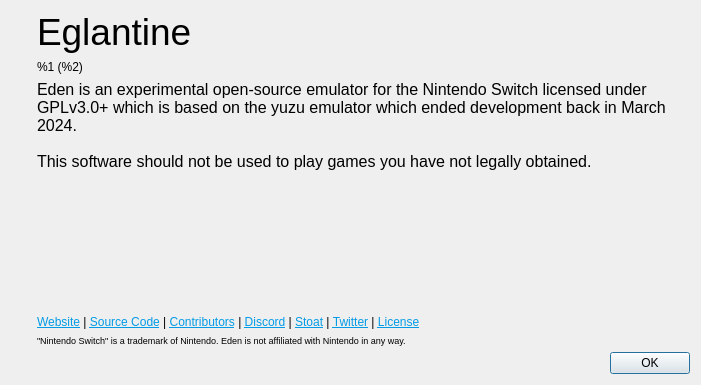
This is src/yuzu/aboutdialog.ui in Arshiazxx/Eglantine-Xbox as Qt 5 draws it before an edit. The edited form follows.
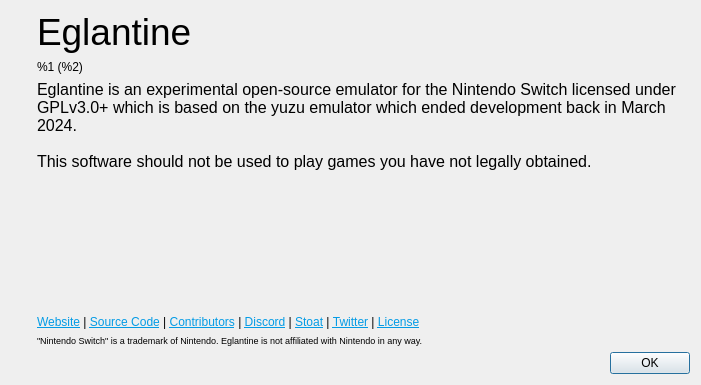
This is the edited form. Icons and pictures are not drawn.

Commit message: Fixes for window name and about page

The edit to the form file:
```diff
--- a/src/yuzu/aboutdialog.ui
+++ b/src/yuzu/aboutdialog.ui
@@ -102,7 +102,7 @@
 li.unchecked::marker { content: &quot;\2610&quot;; }
 li.checked::marker { content: &quot;\2612&quot;; }
 &lt;/style&gt;&lt;/head&gt;&lt;body style=&quot; font-family:'Noto Sans'; font-size:9pt; font-weight:400; font-style:normal;&quot;&gt;
-&lt;p style=&quot; margin-top:0px; margin-bottom:0px; margin-left:0px; margin-right:0px; -qt-block-indent:0; text-indent:0px;&quot;&gt;&lt;span style=&quot; font-family:'MS Shell Dlg 2'; font-size:12pt;&quot;&gt;Eden is an experimental open-source emulator for the Nintendo Switch licensed under GPLv3.0+ which is based on the yuzu emulator which ended development back in March 2024. &lt;br /&gt;&lt;br /&gt;This software should not be used to play games you have not legally obtained.&lt;/span&gt;&lt;/p&gt;&lt;/body&gt;&lt;/html&gt;</string>
+&lt;p style=&quot; margin-top:0px; margin-bottom:0px; margin-left:0px; margin-right:0px; -qt-block-indent:0; text-indent:0px;&quot;&gt;&lt;span style=&quot; font-family:'MS Shell Dlg 2'; font-size:12pt;&quot;&gt;Eglantine is an experimental open-source emulator for the Nintendo Switch licensed under GPLv3.0+ which is based on the yuzu emulator which ended development back in March 2024. &lt;br /&gt;&lt;br /&gt;This software should not be used to play games you have not legally obtained.&lt;/span&gt;&lt;/p&gt;&lt;/body&gt;&lt;/html&gt;</string>
          </property>
          <property name="alignment">
           <set>Qt::AlignmentFlag::AlignLeading|Qt::AlignmentFlag::AlignLeft|Qt::AlignmentFlag::AlignVCenter</set>
@@ -144,7 +144,7 @@
           </sizepolicy>
          </property>
          <property name="text">
-          <string>&lt;html&gt;&lt;head/&gt;&lt;body&gt;&lt;p&gt;&lt;span style=&quot; font-size:7pt;&quot;&gt;&amp;quot;Nintendo Switch&amp;quot; is a trademark of Nintendo. Eden is not affiliated with Nintendo in any way.&lt;/span&gt;&lt;/p&gt;&lt;/body&gt;&lt;/html&gt;</string>
+          <string>&lt;html&gt;&lt;head/&gt;&lt;body&gt;&lt;p&gt;&lt;span style=&quot; font-size:7pt;&quot;&gt;&amp;quot;Nintendo Switch&amp;quot; is a trademark of Nintendo. Eglantine is not affiliated with Nintendo in any way.&lt;/span&gt;&lt;/p&gt;&lt;/body&gt;&lt;/html&gt;</string>
          </property>
         </widget>
        </item>
```
The commit also changes 3 other files.
